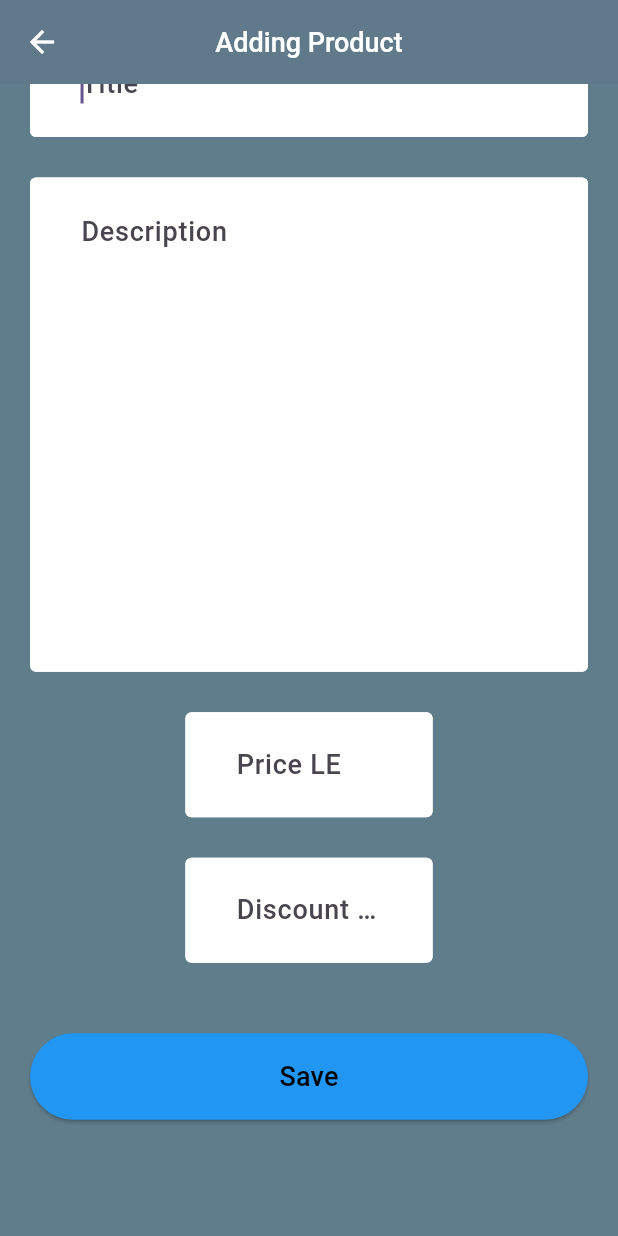
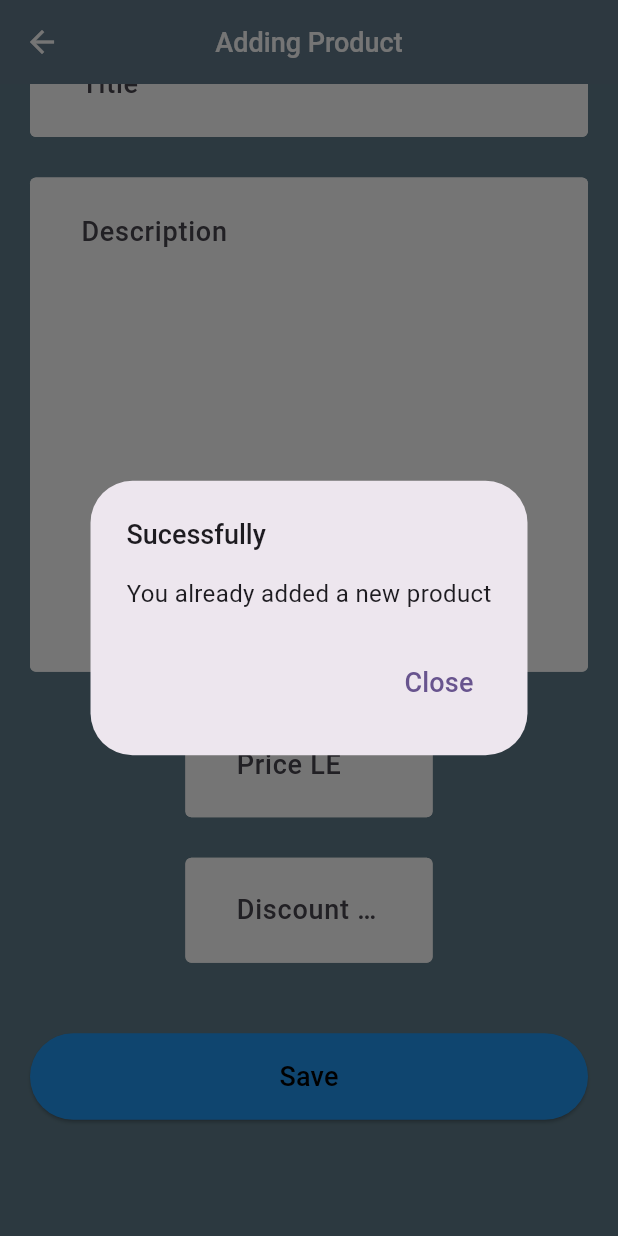
Before and after one commit to Shehab-adel/admin_rebuy_app, a Flutter app: the AddProductScreen screen opened by its route, scrolled down 492 dp, after a tap on "Save", on a phone screen of 412 x 824 dp. Run offline on Flutter 3.47's test engine with Material 3 defaults, Android fonts, the phone set to English and light mode, and no system bars; our stand-ins replace cloud_firestore, firebase_core, flutter_bloc, image_picker, sizer; accounts and stored records are empty.

Commit message:
added products from app to firestore

```diff
--- /dev/null
+++ b/lib/core/app_strings.dart
@@ -0,0 +1,13 @@
+class AppStrings {
+  static const String allProducts = 'all_products';
+  static const String menShirt = 'Men Shirts';
+  static const String officeBage = 'Office Bage';
+  static const String dress = 'Dress';
+  static const String womenBag = 'Women Bag';
+  static const String pants = 'Pants';
+  static const String skirt = 'Skirt';
+  static const String bag = 'Bag';
+  static const String heels = 'Heels';
+  static const String bikini = 'Bikini';
+  static const String products = 'Products';
+}
--- a/lib/main_screen/add_product/add_prouct_screen.dart
+++ b/lib/main_screen/add_product/add_prouct_screen.dart
@@ -1,8 +1,11 @@
+import 'package:admin_rebuy_app/main_screen/add_product/cubit/add_product_cubit.dart';
+import 'package:admin_rebuy_app/main_screen/add_product/cubit/add_product_states.dart';
 import 'package:admin_rebuy_app/main_screen/add_product/widgets/image_upload_widget.dart';
 import 'package:admin_rebuy_app/utils/app_decoration.dart';
 import 'package:admin_rebuy_app/utils/theme_app.dart';
 import 'package:admin_rebuy_app/widgets/custom_text_formfield_widget.dart';
 import 'package:flutter/material.dart';
+import 'package:flutter_bloc/flutter_bloc.dart';
 import 'package:sizer/sizer.dart';
 
 import '../../widgets/custom_elevated_button.dart';
@@ -12,6 +15,7 @@ class AddProductScreen extends StatelessWidget {
 
   @override
   Widget build(BuildContext context) {
+    AddProductCubit addProductCubit = AddProductCubit.get(context);
     return Scaffold(
       appBar: AppBar(
         leading: IconButton(
@@ -37,6 +41,7 @@ class AddProductScreen extends StatelessWidget {
             Padding(
               padding: const EdgeInsets.symmetric(horizontal: 20),
               child: CustomTextFormField(
+                controller: addProductCubit.titleTextEdController,
                 height: 70,
                 width: 20,
                 hintText: 'Title',
@@ -48,6 +53,7 @@ class AddProductScreen extends StatelessWidget {
             Padding(
               padding: const EdgeInsets.symmetric(horizontal: 20),
               child: CustomTextFormField(
+                controller: addProductCubit.descriptionTextEdController,
                 height: 40.h,
                 maxLines: 100,
                 hintText: 'Description',
@@ -59,6 +65,7 @@ class AddProductScreen extends StatelessWidget {
             Padding(
               padding: EdgeInsets.symmetric(horizontal: 30.w),
               child: CustomTextFormField(
+                controller: addProductCubit.priceTextEdController,
                 height: 70,
                 width: 20,
                 textInputType: TextInputType.number,
@@ -71,6 +78,7 @@ class AddProductScreen extends StatelessWidget {
             Padding(
               padding: EdgeInsets.symmetric(horizontal: 30.w),
               child: CustomTextFormField(
+                  controller: addProductCubit.discountTextEdController,
                   height: 70,
                   hintText: 'Discount LE',
                   textInputType: TextInputType.number,
@@ -78,15 +86,29 @@ class AddProductScreen extends StatelessWidget {
                   textStyle: CustomTextStyle.textStyle18),
             ),
             const SizedBox(height: 27),
-            CustomElevatedButton(
+            BlocConsumer<AddProductCubit, AddProductState>(
+              listener: (context, state) async {
+                if (state is SuccessfulAddProductsCollection) {
+                  await AddProductCubit.get(context).createInnerCollection();
+                  addProductCubit.loginshowDialog(context, 'Sucessfully',
+                      'You already added a new product');
+                }
+              },
+              builder: (context, state) {
+                return CustomElevatedButton(
                   text: 'Save',
-              onPressed: () async {},
+                  onPressed: () async {
+                    AddProductCubit.get(context)
+                        .createAllProductsFirestoreCollection();
+                  },
                   height: 7.h,
                   style: ButtonStyle(
                       backgroundColor: MaterialStateProperty.all(Colors.blue)),
                   textStyle: CustomTextStyle.textStyle18
                       .copyWith(color: CustomColor.balckcolor),
-            ),
+                );
+              },
+            )
           ],
         ),
       ),
--- a/lib/main_screen/add_product/cubit/add_product_cubit.dart
+++ b/lib/main_screen/add_product/cubit/add_product_cubit.dart
@@ -1,5 +1,7 @@
 import 'dart:io';
-
+import 'package:admin_rebuy_app/core/app_strings.dart';
+import 'package:admin_rebuy_app/utils/theme_app.dart';
+import 'package:cloud_firestore/cloud_firestore.dart';
 import 'package:admin_rebuy_app/main_screen/add_product/cubit/add_product_states.dart';
 import 'package:flutter/material.dart';
 import 'package:flutter_bloc/flutter_bloc.dart';
@@ -10,6 +12,71 @@ class AddProductCubit extends Cubit<AddProductState> {
 
   static AddProductCubit get(BuildContext context) => BlocProvider.of(context);
   File? file;
+
+  String selectedCollection = AppStrings.menShirt;
+  TextEditingController titleTextEdController = TextEditingController();
+  TextEditingController descriptionTextEdController = TextEditingController();
+  TextEditingController priceTextEdController = TextEditingController();
+  TextEditingController discountTextEdController = TextEditingController();
+
+  Future<void> createAllProductsFirestoreCollection() async {
+    final CollectionReference result =
+        FirebaseFirestore.instance.collection(AppStrings.allProducts);
+    await result
+        .doc(selectedCollection)
+        .set({'Type': selectedCollection}).then((value) {
+      emit(SuccessfulAddProductsCollection());
+    }).onError((error, stackTrace) {
+      emit(FailAddProductsCollection());
+    });
+  }
+
+  Future<void> createInnerCollection() async {
+    FirebaseFirestore.instance
+        .collection(AppStrings.allProducts)
+        .doc(selectedCollection)
+        .collection(AppStrings.products)
+        .add({
+      'image': '',
+      'title': titleTextEdController.text,
+      'description': descriptionTextEdController.text,
+      'price': priceTextEdController.text,
+      'discount': discountTextEdController.text,
+    }).then((value) {
+      emit(SuccessfulInnerCollection());
+    }).onError((error, stackTrace) {
+      emit(FailInnerCollection());
+    });
+    titleTextEdController.clear();
+    descriptionTextEdController.clear();
+    priceTextEdController.clear();
+    discountTextEdController.clear();
+  }
+
+  currentCollection(selectedCollection) {
+    this.selectedCollection = selectedCollection;
+    emit(SelectedCollection());
+  }
+
+  void loginshowDialog(BuildContext context, String title, String content) {
+    showDialog(
+      context: context,
+      builder: (BuildContext context) {
+        return AlertDialog(
+          title: Text(title, style: CustomTextStyle.textStyle18),
+          content: Text(content, style: CustomTextStyle.textStyle16),
+          actions: <Widget>[
+            TextButton(
+                child: Text('Close', style: CustomTextStyle.textStyle18),
+                onPressed: () {
+                  Navigator.of(context).pop();
+                }),
+          ],
+        );
+      },
+    );
+  }
+
   Future<void> pickGallaryImage() async {
     final image = await ImagePicker().pickImage(source: ImageSource.gallery);
     if (image != null) {
--- a/lib/main_screen/add_product/cubit/add_product_states.dart
+++ b/lib/main_screen/add_product/cubit/add_product_states.dart
@@ -5,3 +5,13 @@ class AddProductIntialState extends AddProductState {}
 class SuccessfulPickImage extends AddProductState {}
 
 class FailPickImage extends AddProductState {}
+
+class SuccessfulAddProductsCollection extends AddProductState {}
+
+class FailAddProductsCollection extends AddProductState {}
+
+class SuccessfulInnerCollection extends AddProductState {}
+
+class FailInnerCollection extends AddProductState {}
+
+class SelectedCollection extends AddProductState {}
--- a/lib/main_screen/category/category_screen.dart
+++ b/lib/main_screen/category/category_screen.dart
@@ -1,3 +1,5 @@
+import 'package:admin_rebuy_app/core/app_strings.dart';
+import 'package:admin_rebuy_app/main_screen/add_product/cubit/add_product_cubit.dart';
 import 'package:admin_rebuy_app/routes/app_routes.dart';
 import 'package:admin_rebuy_app/utils/app_decoration.dart';
 import 'package:admin_rebuy_app/utils/theme_app.dart';
@@ -18,6 +20,7 @@ class CategoryScreen extends StatelessWidget {
       itemBuilder: (context, index) {
         return GestureDetector(
           onTap: () {
+            AddProductCubit.get(context).currentCollection(categoryList[index]);
             Navigator.pushNamed(context, AppRoutes.addProduct);
           },
           child: Container(
@@ -35,14 +38,14 @@ class CategoryScreen extends StatelessWidget {
   }
 
   static const List<String> categoryList = [
-    'Men Shirt',
-    'Office Bage',
-    'Dress',
-    'Women Bag',
-    'Pants',
-    'skirt',
-    'Bag',
-    'Heels',
-    'Bikini'
+    AppStrings.menShirt,
+    AppStrings.officeBage,
+    AppStrings.dress,
+    AppStrings.womenBag,
+    AppStrings.pants,
+    AppStrings.skirt,
+    AppStrings.bag,
+    AppStrings.heels,
+    AppStrings.bikini
   ];
 }
--- a/lib/utils/theme_app.dart
+++ b/lib/utils/theme_app.dart
@@ -18,4 +18,10 @@ class CustomTextStyle {
         fontSize: 18,
         fontWeight: FontWeight.w500,
       );
+  static TextStyle get textStyle16 => const TextStyle(
+        fontSize: 16,
+        fontWeight: FontWeight.w400,
+      );
+  static TextStyle get textStyle17 => const TextStyle(
+      fontSize: 17, fontWeight: FontWeight.w400, color: Colors.blueAccent);
 }
--- a/pubspec.yaml
+++ b/pubspec.yaml
@@ -26,6 +26,7 @@ dependencies:
   # Use with the CupertinoIcons class for iOS style icons.
   cupertino_icons: ^1.0.6
   firebase_core: ^2.24.2
+  cloud_firestore: ^4.15.5
 
 dev_dependencies:
   flutter_test:
```
Also changed, not shown: pubspec.lock, 3 other files. Lines whose indentation alone changed are shown as unchanged.
